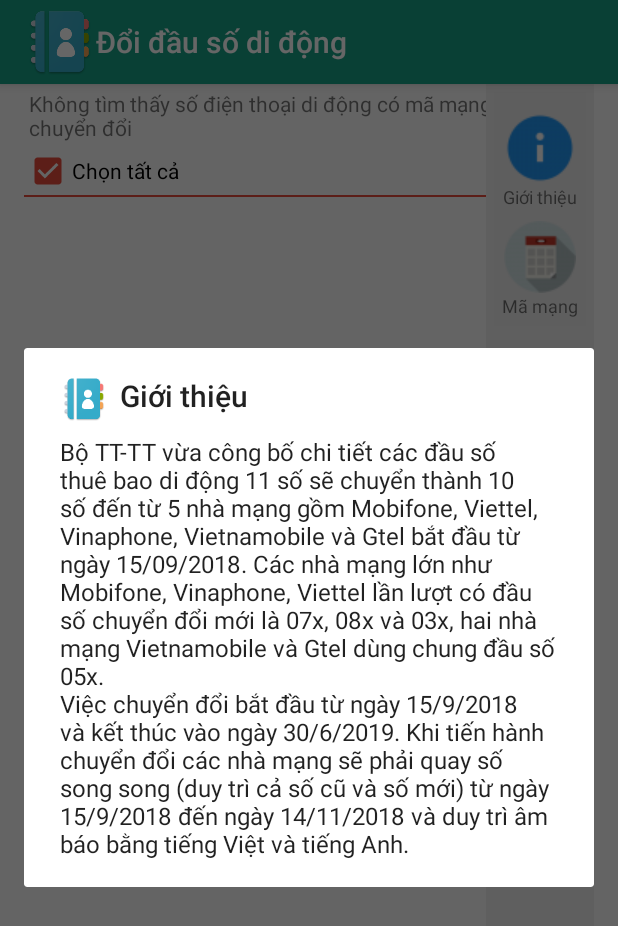
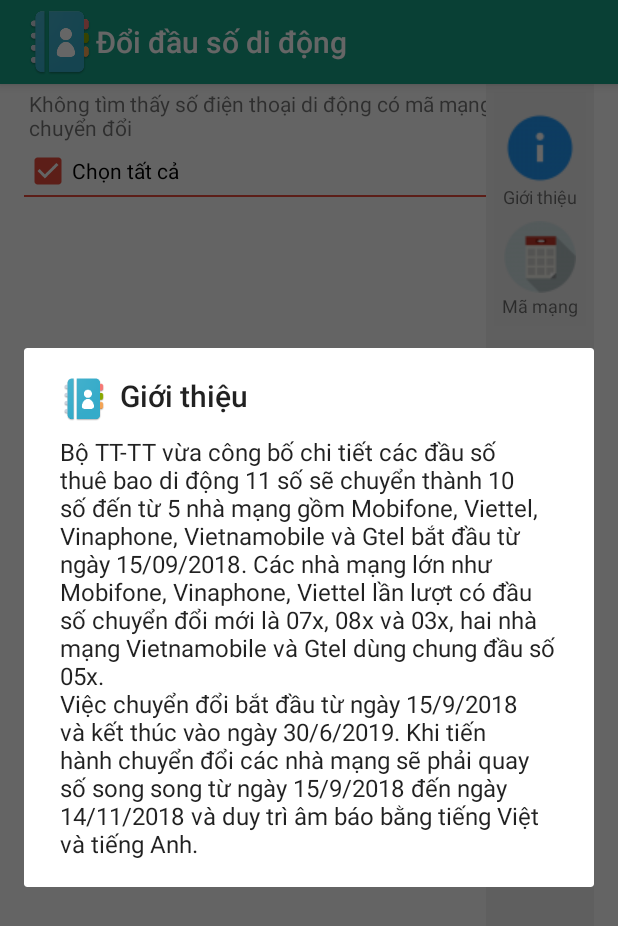
Before and after one commit to suminhthanh/PhoneCode, an Android app: the screen it shows after launch (MainActivity), after a tap on "Giới thiệu", on a phone screen of 412 x 824 dp. Shown: the top 926 px of the screen. Run offline under Robolectric (Android 15) with nearby library versions, the phone set to English and light mode, and no system bars; our stand-ins replace AdMob; pictures from the network do not load; 1 statement that could not run was skipped; 1 other tap on this screen came first.

Commit message:
* Update lang

```diff
--- a/app/src/main/java/net/vnict/phonecode/MainActivity.java
+++ b/app/src/main/java/net/vnict/phonecode/MainActivity.java
@@ -248,7 +248,7 @@ public class MainActivity extends AppCompatActivity {
                 AlertDialog.Builder b = new AlertDialog.Builder(MainActivity.this);
                 b.setTitle(R.string.notice);
                 b.setMessage(R.string.confirm_update);
-                b.setPositiveButton("Yes", new DialogInterface.OnClickListener() {
+                b.setPositiveButton(R.string.yes, new DialogInterface.OnClickListener() {
                     @Override
                     public void onClick(DialogInterface dialog, int which) {
                       //  if (mInterstitialAd.isLoaded() && mIsLoadAd) {
@@ -261,7 +261,7 @@ public class MainActivity extends AppCompatActivity {
 
                     }
                 });
-                b.setNegativeButton("No", new DialogInterface.OnClickListener() {
+                b.setNegativeButton(R.string.no, new DialogInterface.OnClickListener() {
                     @Override
                     public void onClick(DialogInterface dialog, int which) {
                         dialog.cancel();
--- a/app/src/main/res/values/strings.xml
+++ b/app/src/main/res/values/strings.xml
@@ -3,10 +3,9 @@
     <string name="app_name">Đổi đầu số di động</string>
     <string name="about">Giới thiệu</string>
     <string name="about_description">"Bộ TT-TT vừa công bố chi tiết các đầu số thuê bao di động 11 số sẽ chuyển thành 10 số đến từ 5 nhà mạng gồm Mobifone, Viettel, Vinaphone, Vietnamobile và Gtel bắt đầu từ ngày 15/09/2018. Các nhà mạng lớn như Mobifone, Vinaphone, Viettel lần lượt có đầu số chuyển đổi mới là 07x, 08x và 03x, hai nhà mạng Vietnamobile và Gtel dùng chung đầu số 05x.
-Việc chuyển đổi bắt đầu từ ngày 15/9/2018 và kết thúc vào ngày 30/6/2019. Khi tiến hành chuyển đổi các nhà mạng sẽ phải quay số song song (duy trì cả số cũ và số mới) từ ngày 15/9/2018 đến ngày 14/11/2018 và duy trì âm báo bằng tiếng Việt và tiếng Anh."</string>
+Việc chuyển đổi bắt đầu từ ngày 15/9/2018 và kết thúc vào ngày 30/6/2019. Khi tiến hành chuyển đổi các nhà mạng sẽ phải quay số song song từ ngày 15/9/2018 đến ngày 14/11/2018 và duy trì âm báo bằng tiếng Việt và tiếng Anh."</string>
     <string name="all_province">Cả nước</string>
-    <string name="confirm_update">Bạn có chắc chắn muốn cập nhật danh bạ ?</string>
-    <string name="load_contact">Đã tìm thấy các số di động trong danh bạ</string>
+    <string name="confirm_update">Bạn đã sao lưu danh bạ trước khi thực hiện thao tác này ?</string>
     <string name="no_contact">Không tìm thấy số điện thoại di động có mã mạng cần chuyển đổi</string>
     <string name="title">Đổi đầu số di động</string>
     <string name="update">Cập nhật</string>
@@ -19,5 +18,7 @@ Việc chuyển đổi bắt đầu từ ngày 15/9/2018 và kết thúc vào ng
     <string name="mobile_code">Mã mạng</string>
     <string name="search">Tìm kiếm</string>
     <string name="share">Chia sẽ</string>
+    <string name="yes">Có</string>
+    <string name="no">Không</string>
     <string name="version">Version 1.0</string>
 </resources>
```
